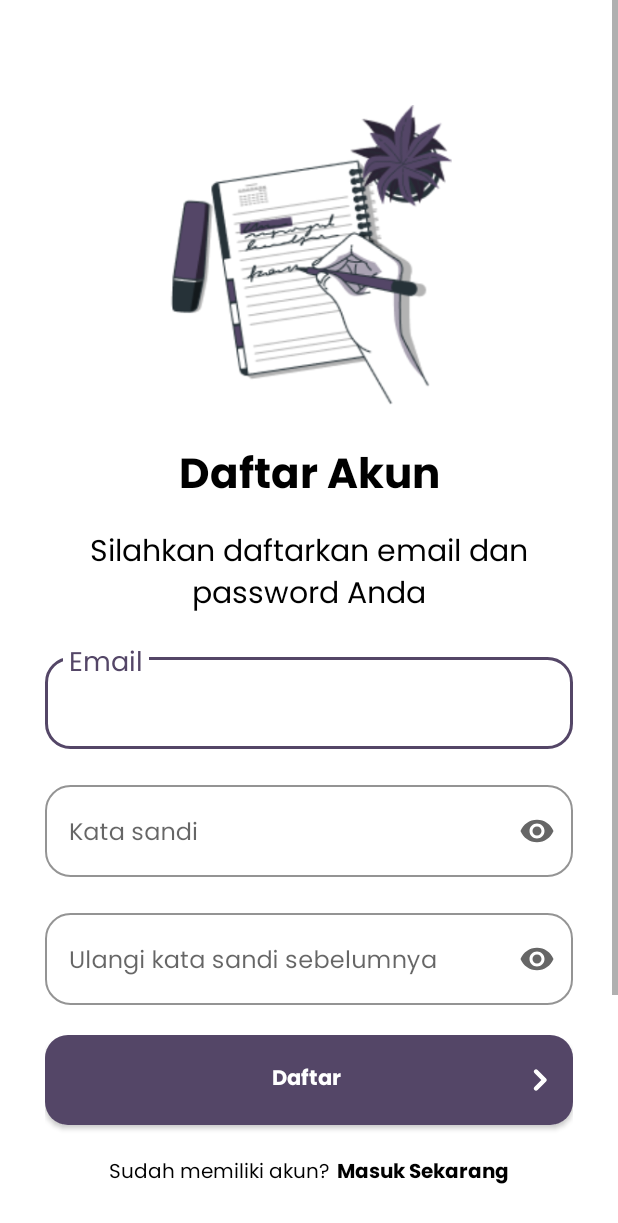
After one commit to wahyurhy/TraceableGoods, an Android app: the RegisterActivity screen opened directly, with no data from a screen before it, on a phone screen of 412 x 824 dp. The commit adds this screen. Shown: the top 1223 px of the screen. Run offline under Robolectric (Android 15) with nearby library versions, the phone set to English and light mode, and no system bars.

Commit message:
Layout Utama Selesai, next Layout detail dan business

```diff
--- a/app/src/main/AndroidManifest.xml
+++ b/app/src/main/AndroidManifest.xml
@@ -12,6 +12,9 @@
         android:theme="@style/Theme.TraceableGoods"
         tools:targetApi="31">
         <activity
+            android:name=".ui.activity.LoginActivity"
+            android:exported="false" />
+        <activity
             android:name=".MainActivity"
             android:exported="false" />
         <activity
@@ -23,6 +26,8 @@
                 <category android:name="android.intent.category.LAUNCHER" />
             </intent-filter>
         </activity>
+        <activity android:name="com.wahyurhy.traceablegoods.ui.activity.RegisterActivity" />
+        <activity android:name="com.wahyurhy.traceablegoods.ui.activity.ForgotActivity" />
     </application>
 
 </manifest>
--- /dev/null
+++ b/app/src/main/java/com/wahyurhy/traceablegoods/ui/activity/RegisterActivity.kt
@@ -0,0 +1,51 @@
+package com.wahyurhy.traceablegoods.ui.activity
+
+import android.content.Intent
+import android.os.Bundle
+import android.view.animation.AnimationUtils
+import android.widget.Toast
+import androidx.appcompat.app.AppCompatActivity
+import com.wahyurhy.traceablegoods.databinding.ActivityRegisterBinding
+import com.wahyurhy.traceablegoods.utils.Utils
+
+class RegisterActivity : AppCompatActivity() {
+
+    private lateinit var binding: ActivityRegisterBinding
+
+    override fun onCreate(savedInstanceState: Bundle?) {
+        super.onCreate(savedInstanceState)
+        binding = ActivityRegisterBinding.inflate(layoutInflater)
+        setContentView(binding.root)
+
+        initAnimation()
+        fitStatusBar()
+        initClickListener()
+    }
+
+    private fun initAnimation() {
+        val animIn = AnimationUtils.loadAnimation(this, android.R.anim.slide_in_left)
+        animIn.duration = 300
+        binding.ivRegist.startAnimation(animIn)
+    }
+
+    private fun initClickListener() {
+        binding.edtPassword.setOnFocusChangeListener { _, hasFocus ->
+            if (hasFocus) {
+                binding.scrollView.smoothScrollTo(0, 1000)
+            }
+        }
+        binding.btnLogin.setOnClickListener {
+            Toast.makeText(this, "Login", Toast.LENGTH_SHORT).show()
+            val animOut = AnimationUtils.loadAnimation(this, android.R.anim.slide_out_right)
+            binding.ivRegist.startAnimation(animOut)
+            startActivity(Intent(this, LoginActivity::class.java))
+        }
+        binding.btnRegister.setOnClickListener {
+            Toast.makeText(this, "Register", Toast.LENGTH_SHORT).show()
+        }
+    }
+
+    private fun fitStatusBar() {
+        Utils.setSystemBarFitWindow(this)
+    }
+}
--- a/app/src/main/java/com/wahyurhy/traceablegoods/ui/fragment/ProfileFragment.kt
+++ b/app/src/main/java/com/wahyurhy/traceablegoods/ui/fragment/ProfileFragment.kt
@@ -1,5 +1,6 @@
 package com.wahyurhy.traceablegoods.ui.fragment
 
+import android.content.Intent
 import android.os.Bundle
 import android.view.LayoutInflater
 import android.view.View
@@ -7,6 +8,7 @@ import android.view.ViewGroup
 import android.widget.Toast
 import androidx.fragment.app.Fragment
 import com.wahyurhy.traceablegoods.databinding.FragmentProfileBinding
+import com.wahyurhy.traceablegoods.ui.activity.LoginActivity
 
 class ProfileFragment : Fragment() {
 
@@ -25,6 +27,7 @@ class ProfileFragment : Fragment() {
 
         binding.btnLogout.setOnClickListener {
             Toast.makeText(requireContext(), "Logout", Toast.LENGTH_SHORT).show()
+            startActivity(Intent(requireContext(), LoginActivity::class.java))
         }
     }
 
--- /dev/null
+++ b/app/src/main/res/drawable/bg_button_rounded.xml
@@ -0,0 +1,22 @@
+<?xml version="1.0" encoding="utf-8"?>
+<selector xmlns:android="http://schemas.android.com/apk/res/android">
+
+    <item android:state_pressed="false">
+        <shape>
+            <solid android:color="@color/primary_color" />
+            <corners android:radius="15dp" />
+        </shape>
+    </item>
+
+    <item android:state_pressed="true">
+        <ripple android:color="@color/primary_color_variant">
+            <item>
+                <shape>
+                    <solid android:color="@color/primary_color" />
+                    <corners android:radius="15dp" />
+                </shape>
+            </item>
+        </ripple>
+    </item>
+
+</selector>
--- /dev/null
+++ b/app/src/main/res/drawable/ic_right_white.xml
@@ -0,0 +1,14 @@
+<vector xmlns:android="http://schemas.android.com/apk/res/android"
+    android:width="24dp"
+    android:height="24dp"
+    android:viewportWidth="24"
+    android:viewportHeight="24">
+  <group>
+    <clip-path
+        android:pathData="M0,0h24v24h-24z"/>
+    <path
+        android:pathData="M16.06,10.94C16.341,11.221 16.499,11.602 16.499,12C16.499,12.398 16.341,12.779 16.06,13.06L10.404,18.718C10.123,18.999 9.741,19.157 9.343,19.157C8.945,19.157 8.564,18.999 8.283,18.718C8.001,18.436 7.843,18.055 7.843,17.657C7.843,17.259 8.002,16.877 8.283,16.596L12.879,12L8.283,7.404C8.01,7.121 7.858,6.742 7.861,6.349C7.865,5.956 8.022,5.58 8.3,5.301C8.578,5.023 8.954,4.865 9.348,4.861C9.741,4.858 10.12,5.009 10.403,5.282L16.061,10.939L16.06,10.94Z"
+        android:fillColor="#ffffff"
+        android:fillType="evenOdd"/>
+  </group>
+</vector>
--- /dev/null
+++ b/app/src/main/res/layout/activity_register.xml
@@ -0,0 +1,203 @@
+<?xml version="1.0" encoding="utf-8"?>
+<ScrollView xmlns:android="http://schemas.android.com/apk/res/android"
+    xmlns:app="http://schemas.android.com/apk/res-auto"
+    xmlns:tools="http://schemas.android.com/tools"
+    android:layout_width="match_parent"
+    android:layout_height="match_parent"
+    android:fillViewport="true"
+    android:id="@+id/scrollView"
+    tools:context=".ui.activity.LoginActivity">
+
+    <androidx.constraintlayout.widget.ConstraintLayout
+        android:layout_width="match_parent"
+        android:layout_height="wrap_content"
+        android:paddingBottom="230dp">
+
+        <ImageView
+            android:id="@+id/iv_regist"
+            android:layout_width="200dp"
+            android:layout_height="200dp"
+            android:layout_marginTop="70dp"
+            android:src="@drawable/img_register"
+            app:layout_constraintEnd_toEndOf="parent"
+            app:layout_constraintStart_toStartOf="parent"
+            app:layout_constraintTop_toTopOf="parent" />
+
+        <TextView
+            android:id="@+id/tv_masuk_aplikasi"
+            android:layout_width="wrap_content"
+            android:layout_height="wrap_content"
+            android:layout_marginTop="24dp"
+            android:fontFamily="@font/poppins_bold"
+            android:text="@string/daftar_akun"
+            android:textColor="@color/black"
+            android:textSize="28sp"
+            app:layout_constraintEnd_toEndOf="@+id/iv_regist"
+            app:layout_constraintStart_toStartOf="@+id/iv_regist"
+            app:layout_constraintTop_toBottomOf="@+id/iv_regist" />
+
+        <TextView
+            android:id="@+id/tv_silahkan"
+            android:layout_width="wrap_content"
+            android:layout_height="wrap_content"
+            android:layout_marginTop="10dp"
+            android:fontFamily="@font/poppins_regular"
+            android:text="@string/silahkan_daftarkan_email_dan_npassword_anda"
+            android:textAlignment="center"
+            android:textColor="@color/black"
+            android:textSize="20sp"
+            app:layout_constraintEnd_toEndOf="parent"
+            app:layout_constraintStart_toStartOf="parent"
+            app:layout_constraintTop_toBottomOf="@id/tv_masuk_aplikasi" />
+
+        <LinearLayout
+            android:id="@+id/linearLayout"
+            android:layout_width="match_parent"
+            android:layout_height="wrap_content"
+            android:orientation="vertical"
+            android:layout_marginHorizontal="30dp"
+            app:layout_constraintEnd_toEndOf="parent"
+            app:layout_constraintStart_toStartOf="parent"
+            app:layout_constraintTop_toBottomOf="@id/tv_silahkan">
+
+            <com.google.android.material.textfield.TextInputLayout
+                android:id="@+id/tv_email"
+                style="@style/Widget.MaterialComponents.TextInputLayout.OutlinedBox"
+                android:layout_width="match_parent"
+                android:layout_height="wrap_content"
+                android:layout_marginTop="16dp"
+                android:hint="@string/email"
+                app:boxCornerRadiusBottomEnd="17dp"
+                app:boxCornerRadiusBottomStart="17dp"
+                app:boxCornerRadiusTopEnd="17dp"
+                app:boxCornerRadiusTopStart="17dp"
+                app:hintTextAppearance="@style/HintTextStyle"
+                app:hintTextColor="@color/primary_color"
+                app:layout_constraintEnd_toEndOf="parent"
+                app:layout_constraintStart_toStartOf="parent"
+                app:layout_constraintTop_toBottomOf="@+id/frameLayout">
+
+                <com.google.android.material.textfield.TextInputEditText
+                    android:id="@+id/edt_email"
+                    android:layout_width="match_parent"
+                    android:layout_height="match_parent"
+                    android:layout_marginTop="10dp"
+                    android:fontFamily="@font/poppins_regular"
+                    android:inputType="textEmailAddress"
+                    android:maxHeight="120dp"
+                    android:minHeight="60dp"
+                    android:textSize="16sp" />
+
+            </com.google.android.material.textfield.TextInputLayout>
+
+            <com.google.android.material.textfield.TextInputLayout
+                android:id="@+id/tv_password"
+                style="@style/Widget.MaterialComponents.TextInputLayout.OutlinedBox"
+                android:layout_width="match_parent"
+                android:layout_height="wrap_content"
+                android:layout_marginTop="16dp"
+                android:hint="@string/kata_sandi"
+                app:boxCornerRadiusBottomEnd="17dp"
+                app:boxCornerRadiusBottomStart="17dp"
+                app:boxCornerRadiusTopEnd="17dp"
+                app:boxCornerRadiusTopStart="17dp"
+                app:endIconMode="password_toggle"
+                app:hintTextAppearance="@style/HintTextStyle"
+                app:hintTextColor="@color/primary_color"
+                app:layout_constraintEnd_toEndOf="parent"
+                app:layout_constraintStart_toStartOf="parent"
+                app:layout_constraintTop_toBottomOf="@+id/frameLayout">
+
+                <com.google.android.material.textfield.TextInputEditText
+                    android:id="@+id/edt_password"
+                    android:layout_width="match_parent"
+                    android:layout_height="match_parent"
+                    android:layout_marginTop="10dp"
+                    android:fontFamily="@font/poppins_regular"
+                    android:inputType="textPassword"
+                    android:maxHeight="120dp"
+                    android:minHeight="60dp"
+                    android:textSize="16sp" />
+
+            </com.google.android.material.textfield.TextInputLayout>
+
+            <com.google.android.material.textfield.TextInputLayout
+                android:id="@+id/tv_re_password"
+                style="@style/Widget.MaterialComponents.TextInputLayout.OutlinedBox"
+                android:layout_width="match_parent"
+                android:layout_height="wrap_content"
+                android:layout_marginTop="16dp"
+                android:hint="@string/ulangi_kata_sandi_sebelumnya"
+                app:boxCornerRadiusBottomEnd="17dp"
+                app:boxCornerRadiusBottomStart="17dp"
+                app:boxCornerRadiusTopEnd="17dp"
+                app:boxCornerRadiusTopStart="17dp"
+                android:layout_marginBottom="10dp"
+                app:endIconMode="password_toggle"
+                app:hintTextAppearance="@style/HintTextStyle"
+                app:hintTextColor="@color/primary_color"
+                app:layout_constraintEnd_toEndOf="parent"
+                app:layout_constraintStart_toStartOf="parent"
+                app:layout_constraintTop_toBottomOf="@+id/frameLayout">
+
+                <com.google.android.material.textfield.TextInputEditText
+                    android:id="@+id/edt_re_password"
+                    android:layout_width="match_parent"
+                    android:layout_height="match_parent"
+                    android:layout_marginTop="10dp"
+                    android:fontFamily="@font/poppins_regular"
+                    android:inputType="textPassword"
+                    android:maxHeight="120dp"
+                    android:minHeight="60dp"
+                    android:textSize="16sp" />
+
+            </com.google.android.material.textfield.TextInputLayout>
+
+            <androidx.appcompat.widget.AppCompatButton
+                android:id="@+id/btn_register"
+                android:layout_width="match_parent"
+                android:layout_height="60dp"
+                android:text="@string/daftar"
+                android:textSize="14sp"
+                android:textColor="@color/white"
+                android:layout_marginTop="10dp"
+                android:textAllCaps="false"
+                android:fontFamily="@font/poppins_bold"
+                android:paddingEnd="10dp"
+                android:paddingStart="30dp"
+                android:drawableEnd="@drawable/ic_right_white"
+                android:background="@drawable/bg_button_rounded"/>
+
+            <LinearLayout
+                android:layout_width="match_parent"
+                android:layout_height="wrap_content"
+                android:gravity="center"
+                android:layout_marginTop="20dp"
+                android:orientation="horizontal">
+
+                <TextView
+                    android:layout_width="wrap_content"
+                    android:layout_height="wrap_content"
+                    android:text="@string/sudah_memiliki_akun"
+                    android:textColor="@color/black"
+                    android:fontFamily="@font/poppins_regular"
+                    android:textSize="13sp" />
+
+                <TextView
+                    android:id="@+id/btn_login"
+                    android:layout_width="wrap_content"
+                    android:layout_height="wrap_content"
+                    android:text="@string/masuk_sekarang"
+                    android:textStyle="bold"
+                    android:textColor="@color/black"
+                    android:fontFamily="@font/poppins_bold"
+                    android:layout_marginStart="5dp"
+                    android:textSize="13sp" />
+
+            </LinearLayout>
+
+        </LinearLayout>
+
+    </androidx.constraintlayout.widget.ConstraintLayout>
+
+</ScrollView>
--- a/app/src/main/res/values/colors.xml
+++ b/app/src/main/res/values/colors.xml
@@ -1,5 +1,5 @@
 <?xml version="1.0" encoding="utf-8"?>
-<resources>
+<resources xmlns:tools="http://schemas.android.com/tools">
     <color name="purple_200">#FFBB86FC</color>
     <color name="purple_500">#FF6200EE</color>
     <color name="purple_700">#FF3700B3</color>
--- a/app/src/main/res/values/strings.xml
+++ b/app/src/main/res/values/strings.xml
@@ -13,4 +13,21 @@
     <string name="tambah_transaksi">Tambah Transaksi</string>
     <string name="filter_data">filter data</string>
     <string name="logout">Logout</string>
+    <string name="masuk_aplikasi">Masuk Aplikasi</string>
+    <string name="email">Email</string>
+    <string name="kata_sandi">Kata sandi</string>
+    <string name="lupa_kata_sandi">Lupa kata sandi?</string>
+    <string name="masuk">Masuk</string>
+    <string name="belum_memiliki_akun">Belum memiliki akun?</string>
+    <string name="daftar_sekarang">Daftar Sekarang</string>
+    <string name="daftar_akun">Daftar Akun</string>
+    <string name="silahkan_masukan_email_dan_nkata_sandi_anda">Silahkan masukan email dan\nkata sandi Anda</string>
+    <string name="silahkan_daftarkan_email_dan_npassword_anda">Silahkan daftarkan email dan\npassword Anda</string>
+    <string name="ulangi_kata_sandi_sebelumnya">Ulangi kata sandi sebelumnya</string>
+    <string name="daftar">Daftar</string>
+    <string name="sudah_memiliki_akun">Sudah memiliki akun?</string>
+    <string name="masuk_sekarang">Masuk Sekarang</string>
+    <string name="lupa_kata_sandi_capital_each_sentence">Lupa Kata Sandi?</string>
+    <string name="jangan_khawatir_anda_dapat_nmemulihkannya_melalui_email_anda">Jangan khawatir, Anda dapat\nmemulihkannya melalui email Anda</string>
+    <string name="kirimkan">Kirimkan</string>
 </resources>
--- a/app/src/main/res/values/themes.xml
+++ b/app/src/main/res/values/themes.xml
@@ -19,4 +19,16 @@
     <style name="Widget.BottomNavigationView" parent="ThemeOverlay.Material3.NavigationView">
         <item name="fontFamily">@font/poppins_regular</item>
     </style>
+
+    <style name="HintTextStyle" parent="TextAppearance.Design.Hint">
+        <item name="android:textSize">18sp</item>
+    </style>
+
+    <style name="Widget.MaterialComponents.TextInputLayout.OutlinedBox" parent="Base.Widget.MaterialComponents.TextInputLayout">
+        <item name="materialThemeOverlay">
+            @style/ThemeOverlay.MaterialComponents.TextInputEditText.OutlinedBox
+        </item>
+        <item name="boxCollapsedPaddingTop">0dp</item>
+        <item name="boxStrokeColor">@color/primary_color</item>
+    </style>
 </resources>
```
Also changed, not shown: app/src/main/java/com/wahyurhy/traceablegoods/ui/activity/ForgotActivity.kt (added, +39 -0 lines), app/src/main/java/com/wahyurhy/traceablegoods/ui/activity/LoginActivity.kt (added, +61 -0 lines), app/src/main/res/layout/activity_forgot.xml (added, +112 -0 lines), app/src/main/res/layout/activity_login.xml (added, +182 -0 lines), app/src/main/res/drawable/img_forgot.png (added), app/src/main/res/drawable/img_register.png (added), app/src/main/res/drawable/logo_car_tg.png (added).
